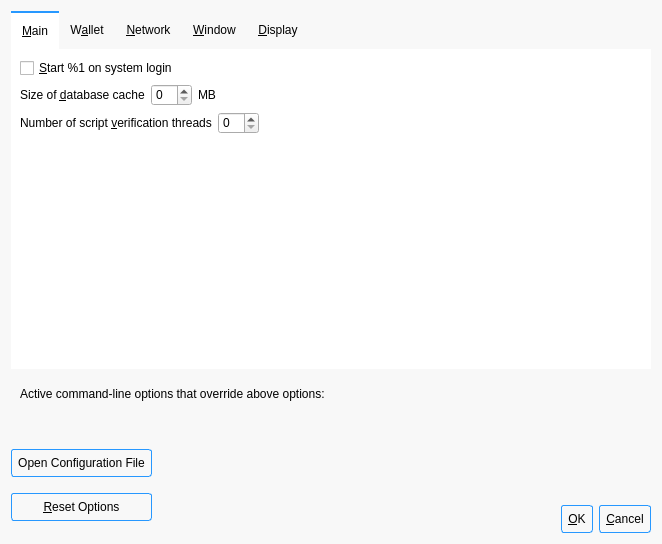
First picture: the form in src/qt/forms/optionsdialog.ui, repository ecoinchain/ecoin, before the edit.
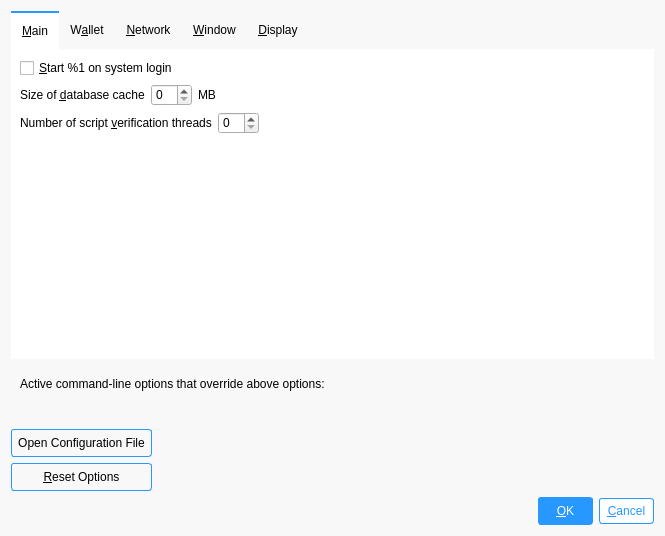
Second picture: the form after the edit. The open tabs and pages were chosen to show the change. Icons and pictures are not drawn. Custom widgets are drawn as their Qt base class.

Patch:
```diff
--- a/src/qt/forms/optionsdialog.ui
+++ b/src/qt/forms/optionsdialog.ui
@@ -6,8 +6,8 @@
    <rect>
     <x>0</x>
     <y>0</y>
-    <width>662</width>
-    <height>544</height>
+    <width>665</width>
+    <height>536</height>
    </rect>
   </property>
   <property name="windowTitle">
@@ -109,6 +109,27 @@
     selection-background-color: #2798FF;
 }
 
+#okButton {
+    border-style: solid;
+    border-radius: 3px;
+	border-width: 1px;
+	border-color: rgb(39, 152, 255);
+	background-color: rgb(39, 152, 255);
+    color: #ffffff;
+    padding : 6px;
+}
+
+#cancelButton , #clearButton {
+    border-style: solid;
+    border-radius: 3px;
+	border-width: 1px;
+	border-color: rgb(39, 152, 255);
+	color: rgb(39, 152, 255);
+	background-color: white;
+padding : 5px;
+}
+
+
 /*
 QCheckBox::indicator {
 background: #FFFFFF;
@@ -881,8 +902,8 @@
     </widget>
    </item>
    <item>
-    <layout class="QHBoxLayout" name="horizontalLayout_Buttons">
-     <item>
+    <layout class="QGridLayout" name="gridLayout" columnstretch="0,1,0,0,0,0">
+     <item row="0" column="0">
       <layout class="QVBoxLayout" name="verticalLayout_Buttons">
        <item>
         <widget class="QPushButton" name="openBitcoinConfButton">
@@ -912,101 +933,48 @@
        </item>
       </layout>
      </item>
-     <item>
-      <spacer name="horizontalSpacer_1">
-       <property name="orientation">
-        <enum>Qt::Horizontal</enum>
+     <item row="1" column="2">
+      <widget class="QPushButton" name="okButton">
+       <property name="minimumSize">
+        <size>
+         <width>55</width>
+         <height>0</height>
+        </size>
        </property>
-       <property name="sizeHint" stdset="0">
+       <property name="text">
+        <string>&amp;OK</string>
+       </property>
+       <property name="autoDefault">
+        <bool>false</bool>
+       </property>
+       <property name="default">
+        <bool>true</bool>
+       </property>
+      </widget>
+     </item>
+     <item row="1" column="3">
+      <widget class="QPushButton" name="cancelButton">
+       <property name="minimumSize">
         <size>
-         <width>40</width>
-         <height>48</height>
+         <width>55</width>
+         <height>0</height>
         </size>
        </property>
-      </spacer>
+       <property name="text">
+        <string>&amp;Cancel</string>
+       </property>
+       <property name="autoDefault">
+        <bool>false</bool>
+       </property>
+      </widget>
      </item>
-     <item>
+     <item row="0" column="1">
       <widget class="QLabel" name="statusLabel">
-       <property name="minimumSize">
-        <size>
-         <width>200</width>
-         <height>0</height>
-        </size>
-       </property>
-       <property name="font">
-        <font>
-         <weight>75</weight>
-         <bold>true</bold>
-        </font>
-       </property>
        <property name="text">
         <string/>
        </property>
-       <property name="textFormat">
-        <enum>Qt::PlainText</enum>
-       </property>
-       <property name="wordWrap">
-        <bool>true</bool>
-       </property>
       </widget>
      </item>
-     <item>
-      <spacer name="horizontalSpacer_2">
-       <property name="orientation">
-        <enum>Qt::Horizontal</enum>
-       </property>
-       <property name="sizeHint" stdset="0">
-        <size>
-         <width>40</width>
-         <height>48</height>
-        </size>
-       </property>
-      </spacer>
-     </item>
-     <item>
-      <layout class="QVBoxLayout" name="verticalLayout_4">
-       <item>
-        <spacer name="verticalSpacer">
-         <property name="orientation">
-          <enum>Qt::Vertical</enum>
-         </property>
-         <property name="sizeHint" stdset="0">
-          <size>
-           <width>20</width>
-           <height>40</height>
-          </size>
-         </property>
-        </spacer>
-       </item>
-       <item>
-        <layout class="QHBoxLayout" name="horizontalLayout">
-         <item>
-          <widget class="QPushButton" name="okButton">
-           <property name="text">
-            <string>&amp;OK</string>
-           </property>
-           <property name="autoDefault">
-            <bool>false</bool>
-           </property>
-           <property name="default">
-            <bool>true</bool>
-           </property>
-          </widget>
-         </item>
-         <item>
-          <widget class="QPushButton" name="cancelButton">
-           <property name="text">
-            <string>&amp;Cancel</string>
-           </property>
-           <property name="autoDefault">
-            <bool>false</bool>
-           </property>
-          </widget>
-         </item>
-        </layout>
-       </item>
-      </layout>
-     </item>
     </layout>
    </item>
   </layout>
```
Left out of the diff: 2 changed lines with no effect on the pictures.
